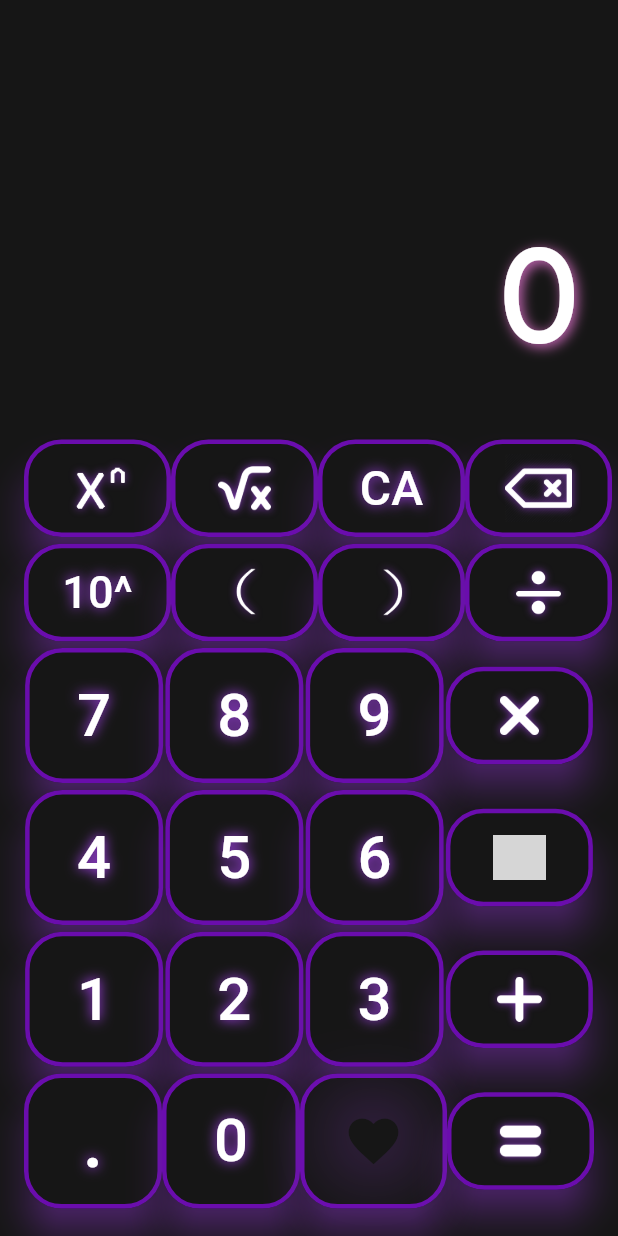
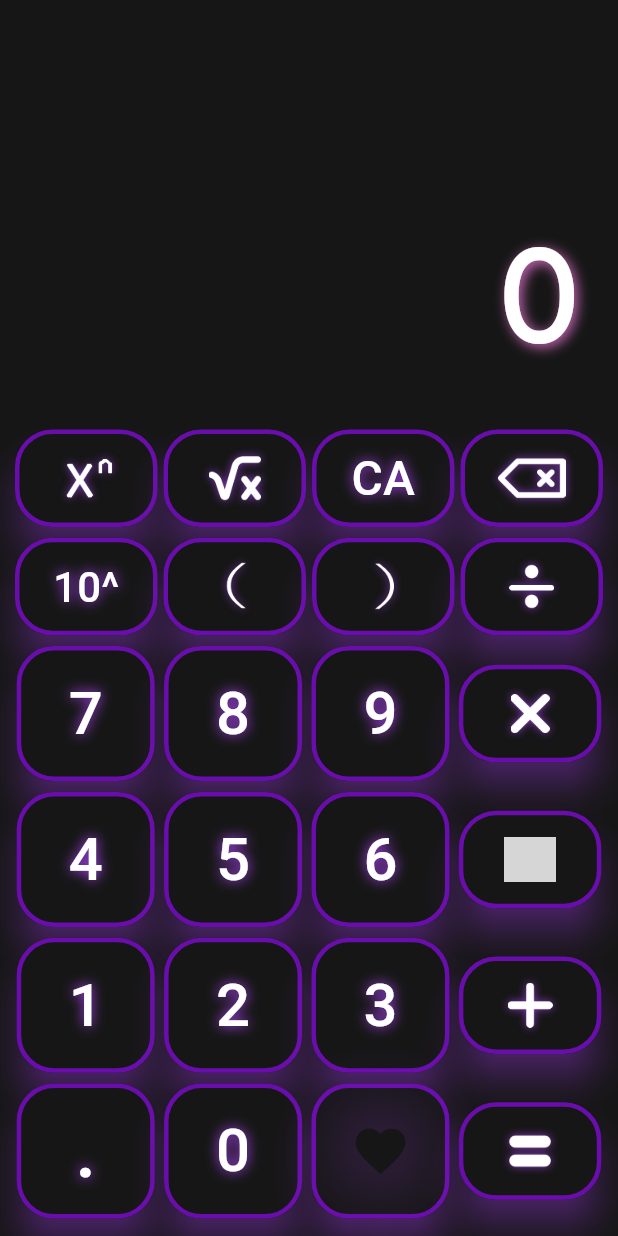
Before and after one commit to Guyllem/calculesther, a Flutter app: the screen it shows after launch, on a phone screen of 412 x 824 dp. Run offline on Flutter 3.47's test engine with Material 3 defaults, Android fonts, the phone set to English and light mode, and no system bars; drawn by our look-alikes of simple_shadow; our stand-ins replace fluttertoast, math_expressions; grey boxes are pictures that could not be loaded.

Commit message:
variable for width + review of the size of the display button + remove the banner debug

```diff
--- a/lib/calculatrice.dart
+++ b/lib/calculatrice.dart
@@ -25,6 +25,9 @@ class _CalculatriceState extends State<Calculatrice> {
   double paddingRight = 25;
   double paddingBottom = 15;
   double fontSize = 80;
+
+  // Variable for button
+  double widthSkinnyButton = 95;
 
   // Stable variable
   var random = Random();
@@ -346,7 +349,7 @@ class _CalculatriceState extends State<Calculatrice> {
                 Expanded(
                   flex: 2,
                   child: Container(
-                    padding: const EdgeInsets.all(16),
+                    padding: const EdgeInsets.all(8),
                     color: AppColors.black,
                       child: Column(
                         mainAxisAlignment: MainAxisAlignment.spaceAround,
@@ -354,7 +357,7 @@ class _CalculatriceState extends State<Calculatrice> {
                             Row(
                               mainAxisAlignment: MainAxisAlignment.spaceAround,
                               children: [
-                                ButtonInterface(label: "^", interfaceSize: 30, width: 98, height: 65,
+                                ButtonInterface(label: "^", interfaceSize: 30, width: widthSkinnyButton, height: 65,
                                     image:
                                     SimpleShadow(
                                       opacity: 0.7,
@@ -364,7 +367,7 @@ class _CalculatriceState extends State<Calculatrice> {
                                       child: Image.asset('assets/icons/power_x.png',color : AppColors.text, height: 50,  width: 55),
                                     ),
                                     updateUI: (value) => _updateNumber(value)),
-                                ButtonInterface(label: _racineCarree, interfaceSize: 15, width: 98, height: 65,
+                                ButtonInterface(label: _racineCarree, interfaceSize: 15, width: widthSkinnyButton, height: 65,
                                     image:
                                     SimpleShadow(
                                       opacity: 0.7,
@@ -374,8 +377,8 @@ class _CalculatriceState extends State<Calculatrice> {
                                       child: Image.asset('assets/icons/square-root.png',color : AppColors.text, height: 35,  width: 35),
                                     ),
                                     updateUI: (value) => _updateNumber(value)),
-                                ButtonInterface(label: "CA", interfaceSize: 32, width: 98, height: 65, updateUI: (value) => _clearUI()),
-                                ButtonInterface(label: "", interfaceSize: 30, width: 98, height: 65,
+                                ButtonInterface(label: "CA", interfaceSize: 32, width: widthSkinnyButton, height: 65, updateUI: (value) => _clearUI()),
+                                ButtonInterface(label: "", interfaceSize: 30, width: widthSkinnyButton, height: 65,
                                     image: SimpleShadow(
                                       opacity: 0.7,
                                       color: AppColors.details,
@@ -389,8 +392,8 @@ class _CalculatriceState extends State<Calculatrice> {
                             Row(
                               mainAxisAlignment: MainAxisAlignment.spaceAround,
                               children: [
-                                ButtonInterface(label: "10^", interfaceSize: 30, width: 98, height: 65, updateUI: (value) => _updateNumber(value)),
-                                ButtonInterface(label: "(", interfaceSize: 40, width: 98, height: 65,
+                                ButtonInterface(label: "10^", interfaceSize: 28, width: widthSkinnyButton, height: 65, updateUI: (value) => _updateNumber(value)),
+                                ButtonInterface(label: "(", interfaceSize: 40, width: widthSkinnyButton, height: 65,
                                     image:
                                     SimpleShadow(
                                       opacity: 0.7,
@@ -400,7 +403,7 @@ class _CalculatriceState extends State<Calculatrice> {
                                       child: Image.asset('assets/icons/left-parenthesis.png',color : AppColors.text, height: 35,  width: 35),
                                     ),
                                     updateUI: (value) => _updateNumber(value)),
-                                ButtonInterface(label: ")", interfaceSize: 27, width: 98, height: 65,
+                                ButtonInterface(label: ")", interfaceSize: 27, width: widthSkinnyButton, height: 65,
                                     image:
                                     SimpleShadow(
                                       opacity: 0.7,
@@ -410,7 +413,7 @@ class _CalculatriceState extends State<Calculatrice> {
                                       child: Image.asset('assets/icons/right-parenthesis.png',color : AppColors.text, height: 35,  width: 35),
                                     ),
                                     updateUI: (value) => _updateNumber(value)),
-                                ButtonInterface(label: " / ", interfaceSize: 40, width: 98, height: 65,
+                                ButtonInterface(label: " / ", interfaceSize: 40, width: widthSkinnyButton, height: 65,
                                     image:
                                     SimpleShadow(
                                       opacity: 0.7,
@@ -428,7 +431,7 @@ class _CalculatriceState extends State<Calculatrice> {
                                 ButtonInterface(label: "7", interfaceSize: 40, width: 92, height: 90, updateUI: (value) => _updateNumber(value)),
                                 ButtonInterface(label: "8", interfaceSize: 40, width: 92, height: 90, updateUI: (value) => _updateNumber(value)),
                                 ButtonInterface(label: "9", interfaceSize: 40, width: 92, height: 90, updateUI: (value) => _updateNumber(value)),
-                                ButtonInterface(label: " * ", interfaceSize: 40, width: 98, height: 65,
+                                ButtonInterface(label: " * ", interfaceSize: 40, width: widthSkinnyButton, height: 65,
                                     image:
                                     SimpleShadow(
                                       opacity: 0.7,
@@ -446,7 +449,7 @@ class _CalculatriceState extends State<Calculatrice> {
                                 ButtonInterface(label: "4", interfaceSize: 40, width: 92, height: 90, updateUI: (value) => _updateNumber(value)),
                                 ButtonInterface(label: "5", interfaceSize: 40, width: 92, height: 90, updateUI: (value) => _updateNumber(value)),
                                 ButtonInterface(label: "6", interfaceSize: 40, width: 92, height: 90, updateUI: (value) => _updateNumber(value)),
-                                ButtonInterface(label: " - ", interfaceSize: 40, width: 98, height: 65,
+                                ButtonInterface(label: " - ", interfaceSize: 40, width: widthSkinnyButton, height: 65,
                                     image:
                                     SimpleShadow(
                                       opacity: 0.7,
@@ -464,7 +467,7 @@ class _CalculatriceState extends State<Calculatrice> {
                                 ButtonInterface(label: "1", interfaceSize: 40, width: 92, height: 90, updateUI: (value) => _updateNumber(value)),
                                 ButtonInterface(label: "2", interfaceSize: 40, width: 92, height: 90, updateUI: (value) => _updateNumber(value)),
                                 ButtonInterface(label: "3", interfaceSize: 40, width: 92, height: 90, updateUI: (value) => _updateNumber(value)),
-                                ButtonInterface(label: " + ", interfaceSize: 40, width: 98, height: 65,
+                                ButtonInterface(label: " + ", interfaceSize: 40, width: widthSkinnyButton, height: 65,
                                     image:
                                     SimpleShadow(
                                       opacity: 0.7,
@@ -481,7 +484,7 @@ class _CalculatriceState extends State<Calculatrice> {
                               children: [
                                 ButtonInterface(label: ".", interfaceSize: 50, width: 92, height: 90, updateUI: (value) => _updateNumber(value)),
                                 ButtonInterface(label: "0", interfaceSize: 40, width: 92, height: 90, updateUI: (value) => _updateNumber(value)),
-                                ButtonInterface(label: "", interfaceSize: 30, width: 98, height: 90,
+                                ButtonInterface(label: "", interfaceSize: 30, width: 92, height: 90,
                                     iconData: const Icon(Icons.favorite, color: AppColors.black,
                                         shadows: [Shadow(
                                             offset: Offset(0,0),
@@ -489,7 +492,7 @@ class _CalculatriceState extends State<Calculatrice> {
                                             color: AppColors.details)] ,
                                         size: 40),
                                     updateUI: (value) => _updateNumber(value), operation: () => _loveButton()),
-                                ButtonInterface(label: " = ", interfaceSize: 40, width: 98, height: 65,
+                                ButtonInterface(label: " = ", interfaceSize: 40, width: widthSkinnyButton, height: 65,
                                     image:
                                     SimpleShadow(
                                       opacity: 0.7,
--- a/lib/main.dart
+++ b/lib/main.dart
@@ -22,6 +22,9 @@ class _MyAppState extends State<MyApp> {
   @override
   Widget build(BuildContext context) {
     return const MaterialApp(
+
+      // Remove Banner "debug"
+      debugShowCheckedModeBanner: false,
       home: Scaffold(
         body: Calculatrice(),
       ),
```
